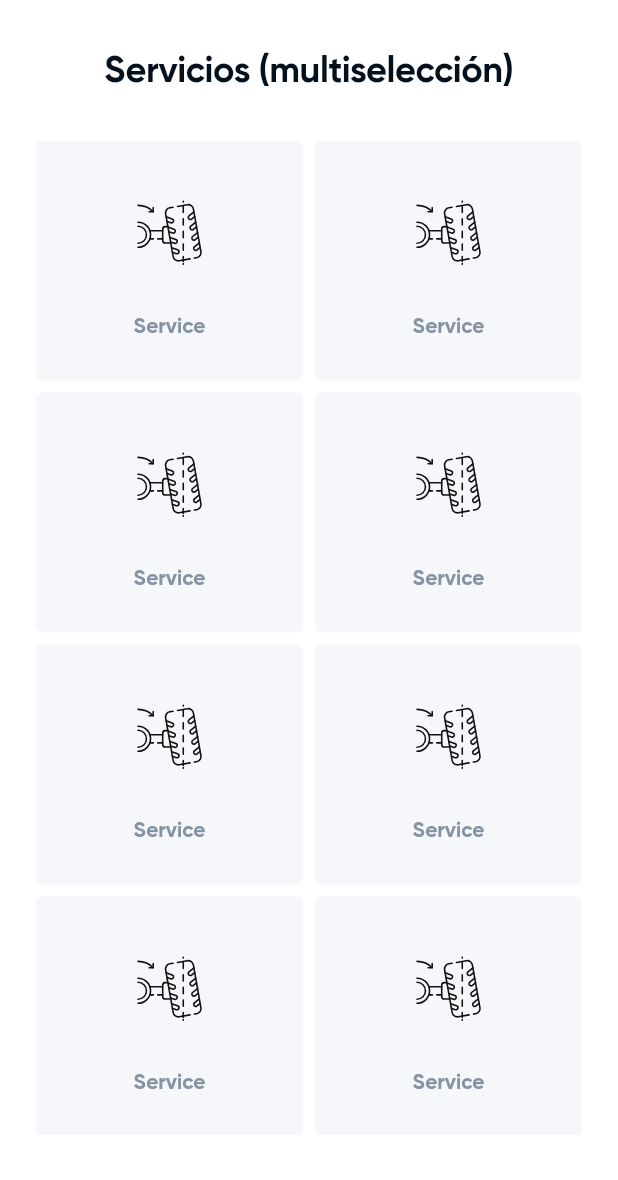
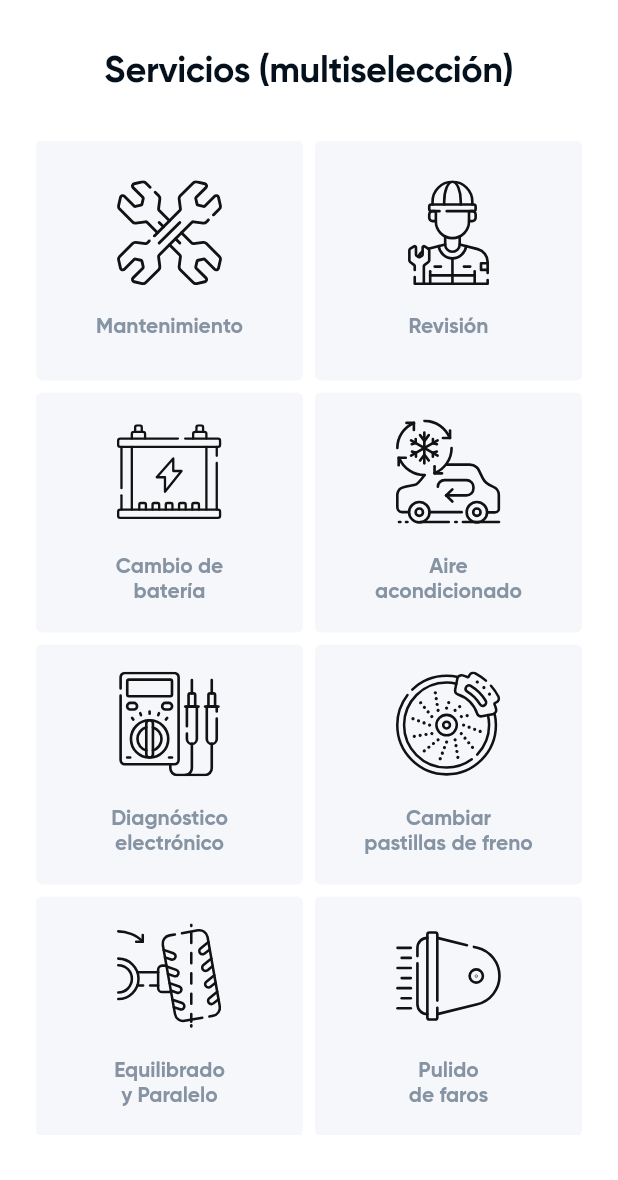
Before and after one commit to zzzSeMzzz/temp_pits_master, a Flutter app: the ServiceSelectionScreen screen opened directly, on a phone screen of 412 x 824 dp, the part 56-1236 px from its top. Run offline on Flutter 3.47's test engine with Material 3 defaults, Android fonts, the phone set to English and light mode, and no system bars; our stand-ins replace another_flushbar, bloc, dio, dots_indicator, dotted_border, equatable and 14 more; missing offline and left inert: awesome_dio_interceptor; accounts and stored records are empty; project files that could hold a hidden picture were left out.

Commit message:
service repair icons

```diff
--- a/lib/assets/constants/app_icons.dart
+++ b/lib/assets/constants/app_icons.dart
@@ -117,7 +117,7 @@ class AppIcons {
     "Equilibrado\ny Paralelo" : "assets/icons/ic_equil.svg",
     "Pulido\nde faros" : "assets/icons/ic_pulio.svg",
     "ITV" : "assets/icons/ic_itv.svg",
-    "Pre-ITV" : "assets/icons/ic_tpre_itv.svg",
+    "Pre-ITV" : "assets/icons/ic_pre_itv.svg",
     "Cambio de\naceite y filtro" : "assets/icons/ic_cambio_de_aceite.svg",
     "Inflado\nde neumáticos" : "assets/icons/ic_inflado.svg",
     "Refrigerante" : "assets/icons/ic_refrigerante.svg",
--- a/lib/modules/service/presentation/sections/service_selection/service_selection_screen.dart
+++ b/lib/modules/service/presentation/sections/service_selection/service_selection_screen.dart
@@ -55,7 +55,7 @@ class ServiceSelectionScreen extends StatelessWidget {
               ),
               Expanded(
                 child: GridView.builder(
-                    itemCount: 17,
+                    itemCount: AppIcons.serviceRepairIcons.length,
                     gridDelegate:
                         const SliverGridDelegateWithFixedCrossAxisCount(
                             crossAxisCount: 2,
@@ -64,12 +64,13 @@ class ServiceSelectionScreen extends StatelessWidget {
                             mainAxisSpacing: 8,
                             crossAxisSpacing: 8),
                     itemBuilder: (context, index) {
+                      final repairInfo = AppIcons.serviceRepairIcons.entries.elementAt(index);
                       return SelectionBox(
                           onTap: () {
                             Navigator.push(context, fade(page: const RepairSelectionScreen()));
                           },
-                          title: 'Service',
-                          svgIcon: AppIcons.serviceBalance
+                          title: repairInfo.key,
+                          svgIcon: repairInfo.value
                       );
                     }),
               ),
```
